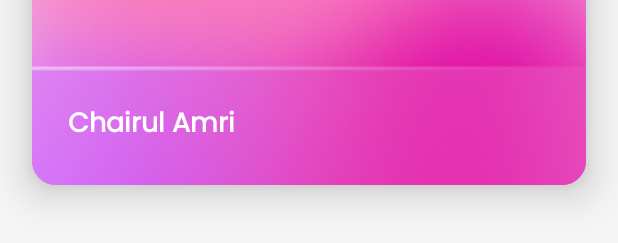
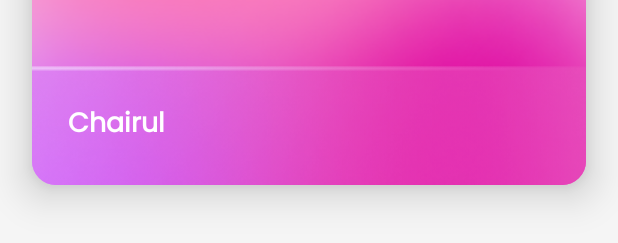
Before and after one commit to chairoel/BddExamProject, an Android app: the layout fragment_profile.xml on its own in the app's theme, with its tools: preview values and no code run, on a phone screen of 412 x 824 dp. Shown: the part 234-477 px from the top of the screen. Run offline under Robolectric (Android 15) with nearby library versions, the phone set to English and light mode, and no system bars; Roboto replaces fonts that are not available here.

Commit message:
update profile home fragment UI data and set Intent to Profile Page

```diff
--- a/app/src/main/res/layout/fragment_profile.xml
+++ b/app/src/main/res/layout/fragment_profile.xml
@@ -10,7 +10,7 @@
     tools:context=".ui.fragment.profile.ProfileFragment">
 
     <androidx.cardview.widget.CardView
-        android:id="@+id/cardView"
+        android:id="@+id/cvProfile"
         android:layout_width="match_parent"
         android:layout_height="wrap_content"
         android:layout_gravity="center"
@@ -47,6 +47,7 @@
                 app:layout_constraintStart_toStartOf="parent" />
 
             <TextView
+                android:id="@+id/tvProfileNameF"
                 style="@style/TextViewItem.white"
                 android:layout_width="0dp"
                 android:layout_height="wrap_content"
@@ -57,7 +58,7 @@
                 app:layout_constraintEnd_toEndOf="@+id/imgItemGlassPhoto"
                 app:layout_constraintStart_toStartOf="@+id/imgItemGlassPhoto"
                 app:layout_constraintTop_toTopOf="@+id/imgItemGlassPhoto"
-                android:text="Chairul Amri" />
+                tools:text="Chairul" />
 
         </androidx.constraintlayout.widget.ConstraintLayout>
     </androidx.cardview.widget.CardView>
```
Also changed, not shown: app/src/main/java/com/amrul/bdd/roseLover/ui/fragment/profile/ProfileFragment.kt (+21 -1 lines).
